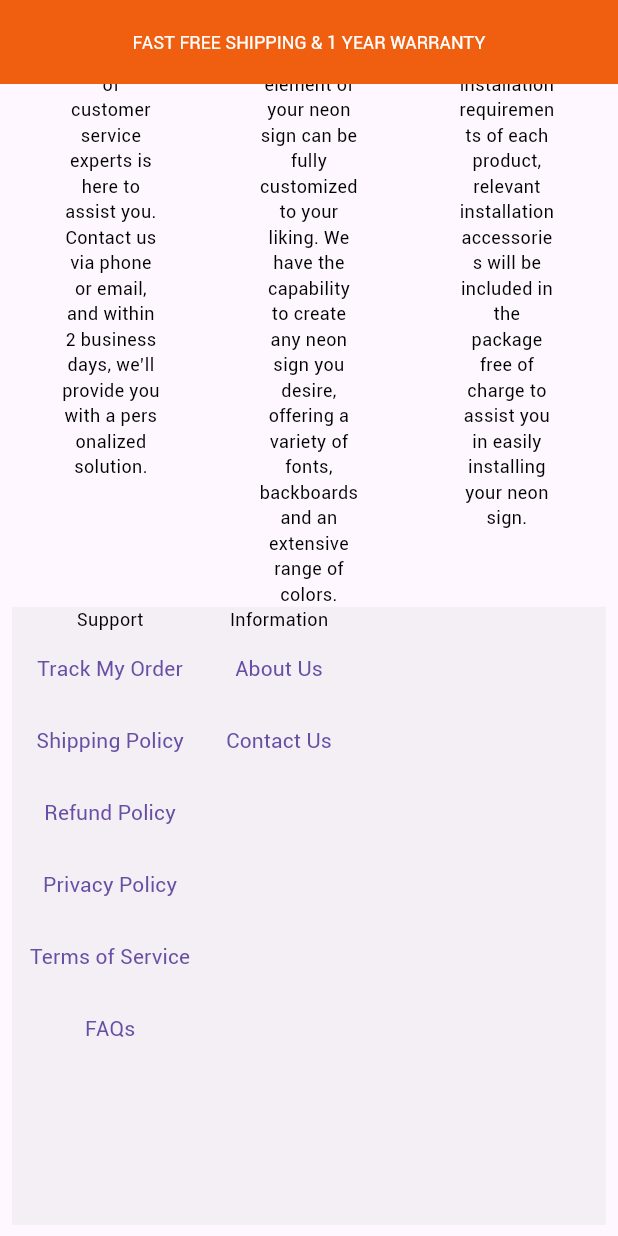
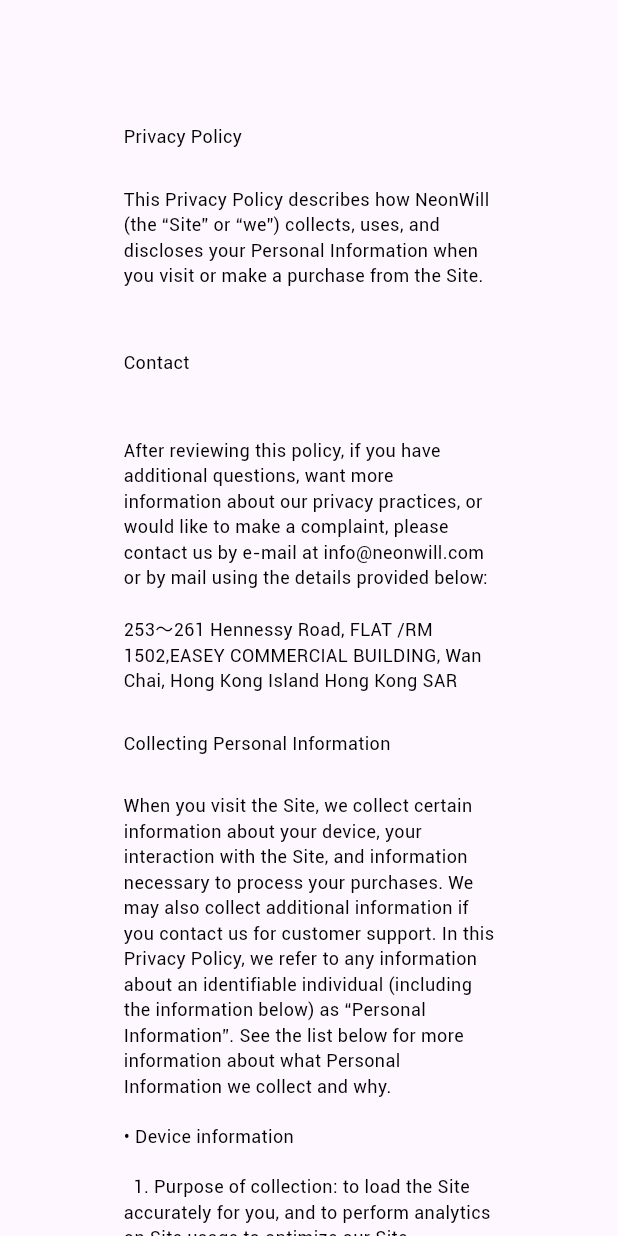
Before and after one commit to mfarooqone/customneon, a Flutter app: the screen it shows after launch, scrolled down 1851 dp, after a tap on "Privacy Policy", on a phone screen of 412 x 824 dp. Run offline on Flutter 3.47's test engine with Material 3 defaults, Android fonts, the phone set to English and light mode, and no system bars; drawn by our look-alikes of auto_size_text; our stand-ins replace dropdown_button2, get, phosphor_flutter, sizer, toggle_switch.

Commit message:
WIP privacy policy

```diff
--- a/lib/desktop_view/footer/footer_design.dart
+++ b/lib/desktop_view/footer/footer_design.dart
@@ -1,4 +1,5 @@
 import 'package:auto_size_text/auto_size_text.dart';
+import 'package:customneon/desktop_view/footer/privacy_policy.dart';
 import 'package:customneon/desktop_view/footer/refund_policy.dart';
 import 'package:customneon/desktop_view/footer/about_us.dart';
 import 'package:customneon/desktop_view/footer/shipping_policy.dart';
@@ -42,15 +43,16 @@
               ),
               TextButton(
                 onPressed: () {
-                  Get.to(()=> const RefundPolicy());
+                  Get.to(() => const RefundPolicy());
                 },
-
                 child: const AutoSizeText(
                   "Refund Policy",
                 ),
               ),
               TextButton(
-                onPressed: () {},
+                onPressed: () {
+                  Get.to(() => const PrivacyPolicy());
+                },
                 child: const AutoSizeText(
                   "Privacy Policy",
                 ),
--- /dev/null
+++ b/lib/desktop_view/footer/privacy_policy.dart
@@ -0,0 +1,363 @@
+import 'package:auto_size_text/auto_size_text.dart';
+import 'package:flutter/material.dart';
+import 'package:sizer/sizer.dart';
+
+import '../../utills/app_colors.dart';
+import '../../utills/app_text_style.dart';
+
+class PrivacyPolicy extends StatelessWidget {
+  const PrivacyPolicy({Key? key}) : super(key: key);
+
+  @override
+  Widget build(BuildContext context) {
+    return Scaffold(
+      body: SingleChildScrollView(
+        child: Padding(
+          padding: EdgeInsets.symmetric(horizontal: 10.h, vertical: 10.h),
+          child: Column(
+            crossAxisAlignment: CrossAxisAlignment.start,
+            children: [
+              autoLabelText("Privacy Policy"),
+              SizedBox(
+                height: 3.h,
+              ),
+              autoText(
+                  "This Privacy Policy describes how NeonWill (the “Site” or “we”) collects, uses, and discloses your Personal Information when you visit or make a purchase from the Site."),
+              SizedBox(
+                height: 5.h,
+              ),
+              autoLabelText("Contact"),
+              SizedBox(
+                height: 5.h,
+              ),
+              autoText(
+                  "After reviewing this policy, if you have additional questions, want more information about our privacy practices, or would like to make a complaint, please contact us by e-mail at info@neonwill.com or by mail using the details provided below:"),
+              SizedBox(
+                height: 2.h,
+              ),
+              autoText(
+                  "253～261 Hennessy Road, FLAT /RM 1502,EASEY COMMERCIAL BUILDING, Wan Chai, Hong Kong Island Hong Kong SAR"),
+              SizedBox(
+                height: 3.h,
+              ),
+              autoLabelText("Collecting Personal Information"),
+              SizedBox(
+                height: 3.h,
+              ),
+              autoText(
+                  "When you visit the Site, we collect certain information about your device, your interaction with the Site, and information necessary to process your purchases. We may also collect additional information if you contact us for customer support. In this Privacy Policy, we refer to any information about an identifiable individual (including the information below) as “Personal Information”. See the list below for more information about what Personal Information we collect and why."),
+              SizedBox(
+                height: 2.h,
+              ),
+              autoText("• Device information"),
+              SizedBox(
+                height: 2.h,
+              ),
+              autoText(
+                  "  1. Purpose of collection: to load the Site accurately for you, and to perform analytics on Site usage to optimize our Site."),
+              SizedBox(
+                height: 2.h,
+              ),
+              autoText(
+                  "  2. Source of collection: Collected automatically when you access our Site using cookies, log files, web beacons, tags, or pixels."),
+              SizedBox(
+                height: 2.h,
+              ),
+              autoText(
+                  "  3. Disclosure for a business purpose: shared with our processor Shopify."),
+              SizedBox(
+                height: 2.h,
+              ),
+              autoText(
+                  "  4. Personal Information collected: version of web browser, IP address, time zone, cookie information, what sites or products you view, search terms,\n      and how you interact with the Site."),
+              SizedBox(
+                height: 1.h,
+              ),
+              autoText(
+                "• Order information",
+              ),
+              SizedBox(
+                height: 2.h,
+              ),
+              autoText(
+                  "   1. Purpose of collection: to provide products or services to you to fulfill our contract, to process your payment information, arrange for shipping, and\n       provide you with invoices and/or order confirmations, communicate with you, screen our orders for potential risk or fraud, and when in line with the\n       preferences you have shared with us, provide you with information or advertising relating to our products or services."),
+              SizedBox(
+                height: 2.h,
+              ),
+              autoText("  2. Source of collection: collected from you."),
+              SizedBox(
+                height: 2.h,
+              ),
+              autoText(
+                  "  3. Disclosure for a business purpose: shared with our processor Shopify."),
+              SizedBox(
+                height: 2.h,
+              ),
+              autoText(
+                  "  4. Personal Information collected: name, billing address, shipping address, payment information (including credit card numbers), email address, and\n      phone number."),
+              SizedBox(
+                height: 3.h,
+              ),
+              autoLabelText("Minors"),
+              SizedBox(
+                height: 3.h,
+              ),
+              autoText(
+                  "The Site is not intended for individuals under the age of 18. We do not intentionally collect Personal Information from children. If you are the parent or guardian and believe your child has provided us with Personal Information, please contact us at the address above to request deletion."),
+              SizedBox(
+                height: 3.h,
+              ),
+              autoLabelText("Sharing Personal Information"),
+              SizedBox(
+                height: 3.h,
+              ),
+              autoText(
+                  "We share your Personal Information with service providers to help us provide our services and fulfill our contracts with you, as described above. For example:"),
+              SizedBox(
+                height: 2.h,
+              ),
+              autoText(
+                  "• We use Shopify to power our online store. You can read more about how Shopify uses your Personal Information here:\n  https://www.shopify.com/legal/privacy."),
+              SizedBox(
+                height: 3.h,
+              ),
+              autoText(
+                  "• We may share your Personal Information to comply with applicable laws and regulations, to respond to a subpoena, search warrant or other lawful\n  request for information we receive, or to otherwise protect our rights."),
+              SizedBox(
+                height: 3.h,
+              ),
+              autoLabelText("Behavioural Advertising"),
+              SizedBox(
+                height: 3.h,
+              ),
+              autoText(
+                  "As described above, we use your Personal Information to provide you with targeted advertisements or marketing communications we believe may be of interest to you. For example:"),
+              SizedBox(
+                height: 2.h,
+              ),
+              autoText(
+                  "• We use Google Analytics to help us understand how our customers use the Site. You can read more about how Google uses your Personal Information\n  here: https://www.google.com/intl/en/policies/privacy/. You can also opt-out of Google Analytics here: https://tools.google.com/dlpage/gaoptout."),
+              SizedBox(
+                height: 1.h,
+              ),
+              autoText(
+                  "• We share information about your use of the Site, your purchases, and your interaction with our ads on other websites with our advertising partners. We\n  collect and share some of this information directly with our advertising partners, and in some cases through the use of cookies or other similar\n  technologies (which you may consent to, depending on your location)."),
+              SizedBox(
+                height: 1.h,
+              ),
+              autoText(
+                  "• We use Shopify Audiences to help us show ads on other websites with our advertising partners to buyers who made purchases with other\n  Shopify merchants and who may also be interested in what we have to offer. We also share information about your use of the Site, your purchases, and\n  the email address associated with your purchases with Shopify Audiences, through which other Shopify merchants may make offers you may be\n  interested in."),
+              SizedBox(
+                height: 3.h,
+              ),
+              autoText(
+                  "For more information about how targeted advertising works, you can visit the Network Advertising Initiative’s (“NAI”) educational page at https://www.networkadvertising.org/understanding-online-advertising/how-does-it-work."),
+              SizedBox(
+                height: 2.h,
+              ),
+              autoText("You can opt out of targeted advertising by:"),
+              SizedBox(
+                height: 2.h,
+              ),
+              autoText(
+                  " • FACEBOOK - https://www.facebook.com/settings/?tab=ads"),
+              SizedBox(
+                height: 2.h,
+              ),
+              autoText(
+                  " • GOOGLE - https://www.google.com/settings/ads/anonymous"),
+              SizedBox(
+                height: 2.h,
+              ),
+              autoText(
+                  " • BING - https://advertise.bingads.microsoft.com/en-us/resources/policies/personalized-ads"),
+              SizedBox(
+                height: 2.h,
+              ),
+              autoText(
+                  "Additionally, you can opt out of some of these services by visiting the Digital Advertising Alliance’s opt-out portal at: https://optout.aboutads.info/."),
+              SizedBox(
+                height: 3.h,
+              ),
+              autoLabelText("Using Personal Information"),
+              SizedBox(
+                height: 3.h,
+              ),
+              autoText(
+                  "We use your personal Information to provide our services to you, which includes: offering products for sale, processing payments, shipping and fulfillment of your order, and keeping you up to date on new products, services, and offers."),
+              SizedBox(
+                height: 3.h,
+              ),
+              autoLabelText("Lawful basis"),
+              SizedBox(
+                height: 3.h,
+              ),
+              autoText(
+                  "Pursuant to the General Data Protection Regulation (“GDPR”), if you are a resident of the European Economic Area (“EEA”), we process your personal information under the following lawful bases:"),
+              SizedBox(
+                height: 3.h,
+              ),
+              autoText(" • Your consent;"),
+              SizedBox(
+                height: 2.h,
+              ),
+              autoText(
+                  " • The performance of the contract between you and the Site;"),
+              SizedBox(
+                height: 2.h,
+              ),
+              autoText(" • Compliance with our legal obligations;"),
+              SizedBox(
+                height: 2.h,
+              ),
+              autoText(" • To protect your vital interests;"),
+              SizedBox(
+                height: 2.h,
+              ),
+              autoText(
+                  " • To perform a task carried out in the public interest;"),
+              SizedBox(
+                height: 2.h,
+              ),
+              autoText(
+                  " • For our legitimate interests, which do not override your fundamental rights and freedoms."),
+              SizedBox(
+                height: 3.h,
+              ),
+              autoLabelText("Retention"),
+              SizedBox(
+                height: 3.h,
+              ),
+              autoText(
+                  "When you place an order through the Site, we will retain your Personal Information for our records unless and until you ask us to erase this information. For more information on your right of erasure, please see the ‘Your rights’ section below."),
+              SizedBox(
+                height: 3.h,
+              ),
+              autoText("Automatic decision-making"),
+              SizedBox(
+                height: 3.h,
+              ),
+              autoText(
+                  "If you are a resident of the EEA, you have the right to object to processing based solely on automated decision-making (which includes profiling), when that decision-making has a legal effect on you or otherwise significantly affects you."),
+              SizedBox(
+                height: 3.h,
+              ),
+              autoText(
+                  "We engage in fully automated decision-making that has a legal or otherwise significant effect using customer data."),
+              SizedBox(
+                height: 2.h,
+              ),
+              autoText(
+                  "Our processor Shopify uses limited automated decision-making to prevent fraud that does not have a legal or otherwise significant effect on you."),
+              SizedBox(
+                height: 2.h,
+              ),
+              autoText(
+                  "Services that include elements of automated decision-making include:"),
+              SizedBox(
+                height: 2.h,
+              ),
+              autoText(
+                  " • Temporary blacklist of IP addresses associated with repeated failed transactions. This blacklist persists for a small number of hours."),
+              SizedBox(
+                height: 2.h,
+              ),
+              autoText(" • Temporary blacklist of credit cards associated with blacklisted IP addresses. This blacklist persists for a small number of days."),
+              SizedBox(
+                height: 3.h,
+              ),
+              autoLabelText("Your rights"),
+              SizedBox(
+                height: 3.h,
+              ),
+              autoText("GDPR"),
+              SizedBox(
+                height: 3.h,
+              ),
+              autoText("If you are a resident of the EEA, you have the right to access the Personal Information we hold about you, to port it to a new service, and to ask that your Personal Information be corrected, updated, or erased. If you would like to exercise these rights, please contact us through the contact information above."),
+              SizedBox(
+                height: 3.h,
+              ),
+              autoText("Your Personal Information will be initially processed in Ireland and then will be transferred outside of Europe for storage and further processing, including to Canada and the United States. For more information on how data transfers comply with the GDPR, see Shopify’s GDPR Whitepaper: https://help.shopify.com/en/manual/your-account/privacy/GDPR."),
+              SizedBox(
+                height: 3.h,
+              ),
+              autoText("CCPA"),
+              SizedBox(
+                height: 3.h,
+              ),
+              autoText("If you are a resident of California, you have the right to access the Personal Information we hold about you (also known as the ‘Right to Know’), to port it to a new service, and to ask that your Personal Information be corrected, updated, or erased. If you would like to exercise these rights, please contact us through the contact information above."),
+              SizedBox(
+                height: 2.h,
+              ),
+              autoText("If you would like to designate an authorized agent to submit these requests on your behalf, please contact us at the address above."),
+              SizedBox(
+                height: 3.h,
+              ),
+              autoText("Cookies"),
+              SizedBox(
+                height: 3.h,
+              ),
+              autoText("A cookie is a small amount of information that’s downloaded to your computer or device when you visit our Site. We use a number of different cookies, including functional, performance, advertising, and social media or content cookies. Cookies make your browsing experience better by allowing the website to remember your actions and preferences (such as login and region selection). This means you don’t have to re-enter this information each time you return to the site or browse from one page to another. Cookies also provide information on how people use the website, for instance whether it’s their first time visiting or if they are a frequent visitor."),
+              SizedBox(
+                height: 2.h,
+              ),
+              autoText("We use the following cookies to optimize your experience on our Site and to provide our services."),
+              SizedBox(
+                height: 3.h,
+              ),
+              autoText("Do Not Track"),
+              SizedBox(
+                height: 3.h,
+              ),
+              autoText("Please note that because there is no consistent industry understanding of how to respond to “Do Not Track” signals, we do not alter our data collection and usage practices when we detect such a signal from your browser."),
+              SizedBox(
+                height: 3.h,
+              ),
+              autoText("Changes"),
+              SizedBox(
+                height: 3.h,
+              ),
+              autoText("We may update this Privacy Policy from time to time in order to reflect, for example, changes to our practices or for other operational, legal, or regulatory reasons."),
+              SizedBox(
+                height: 3.h,
+              ),
+              autoText("Complaints"),
+              SizedBox(
+                height: 3.h,
+              ),
+              autoText("As noted above, if you would like to make a complaint, please contact us by e-mail or by mail using the details provided under “Contact” above."),
+              SizedBox(
+                height: 2.h,
+              ),
+              autoText("If you are not satisfied with our response to your complaint, you have the right to lodge your complaint with the relevant data protection authority. You can contact your local data protection authority, or our supervisory authority here: [Add contact information or website for the data protection authority in your jurisdiction. For example: https://ico.org.uk/make-a-complaint/]"),
+              SizedBox(
+                height: 3.h,
+              ),
+              autoText("Last updated: 2022/08/17"),
+
+
+
+
+            ],
+          ),
+        ),
+      ),
+    );
+  }
+
+  Widget autoLabelText(String text) {
+    return AutoSizeText(
+      text,
+      style:
+          AppTextStyle.black3.copyWith(color: AppColors.black, fontSize: 8.sp),
+    );
+  }
+
+  Widget autoText(String text) {
+    return AutoSizeText(
+      text,
+      style: AppTextStyle.black4,
+    );
+  }
+}
```
